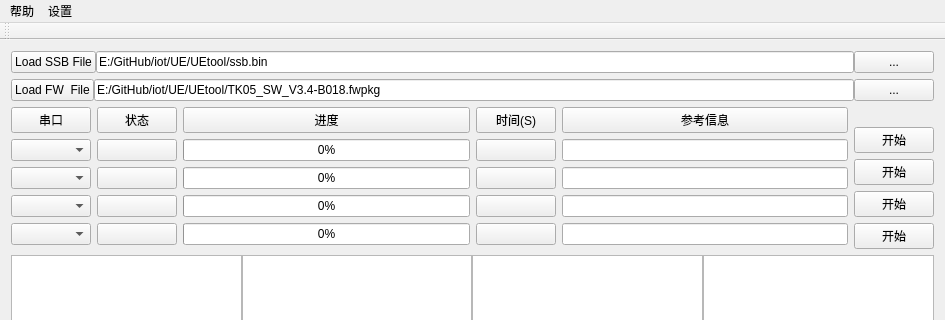
The window that mainwindow.ui (mikeyliu/-) describes before a commit, drawn with Qt 5; both pictures show x 0 to 945 and y 0 to 320 of the 945 by 633 pixel window.
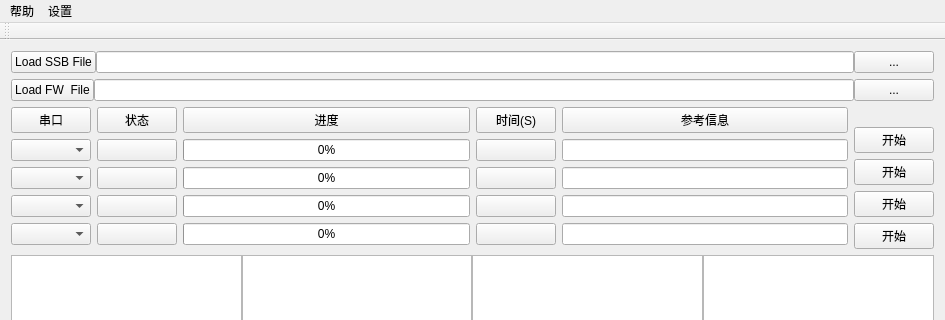
The same window after the commit.

Diff of the .ui file:
```diff
--- a/mainwindow.ui
+++ b/mainwindow.ui
@@ -36,7 +36,7 @@
             <item>
              <widget class="QLineEdit" name="lineEdit_SSB">
               <property name="text">
-               <string>E:/GitHub/iot/UE/UEtool/ssb.bin</string>
+               <string/>
               </property>
              </widget>
             </item>
@@ -67,7 +67,7 @@
             <item>
              <widget class="QLineEdit" name="lineEdit_FW">
               <property name="text">
-               <string>E:/GitHub/iot/UE/UEtool/TK05_SW_V3.4-B018.fwpkg</string>
+               <string/>
               </property>
              </widget>
             </item>
```
Left out of the diff: 6 changed lines with no effect on the pictures.
